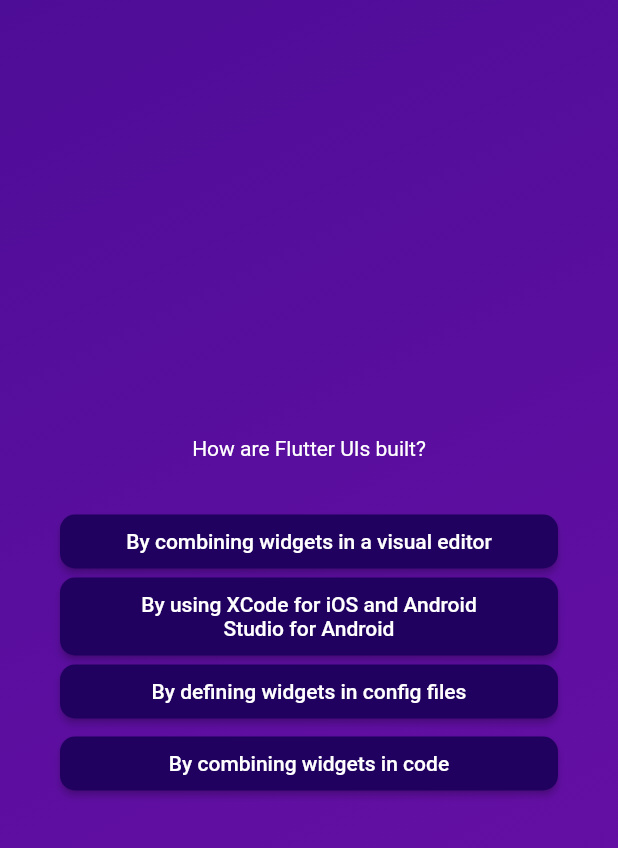
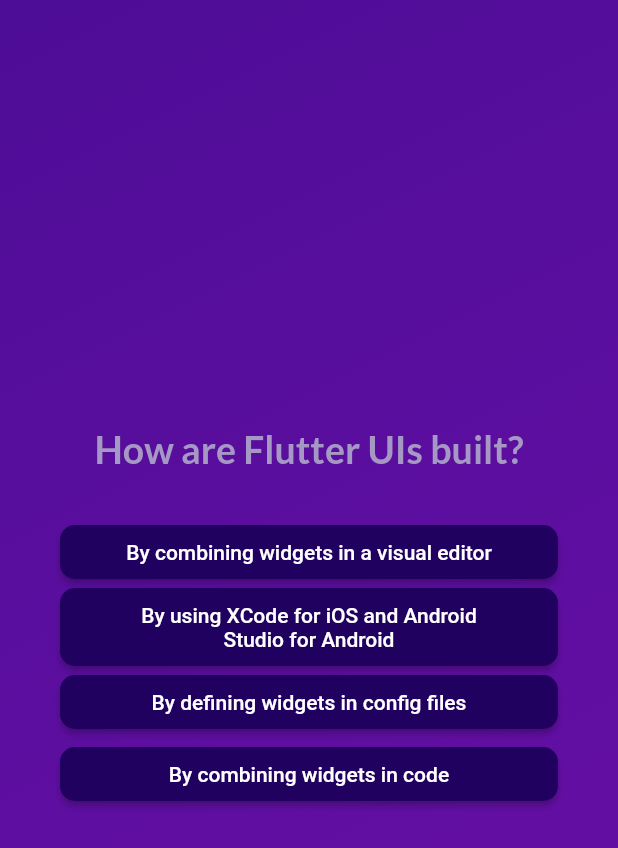
Before and after one commit to hamza5999/quiz-app, a Flutter app: the screen it shows after launch, after a tap on "Start Quiz", after a tap on "Components", on a phone screen of 412 x 824 dp. Shown: the top 848 px of the screen. Run offline on Flutter 3.47's test engine with Material 2 defaults, Android fonts, the phone set to English and light mode, and no system bars; our stand-ins replace google_fonts.

Commit message:
Use third party package - Custom google font

```diff
--- a/lib/questions_screen.dart
+++ b/lib/questions_screen.dart
@@ -1,4 +1,5 @@
 import 'package:flutter/material.dart';
+import 'package:google_fonts/google_fonts.dart';
 import 'package:quiz_app/answer_button.dart';
 import 'package:quiz_app/data/questions.dart';
 
@@ -14,7 +15,7 @@ class QuestionsScreen extends StatefulWidget {
 class _QuestionScreenState extends State<QuestionsScreen> {
   int currentQuestionIndex = 0;
 
-  void questionAnswered() {
+  void answerQuestion() {
     setState(() {
       currentQuestionIndex++;
     });
@@ -24,7 +25,7 @@ class _QuestionScreenState extends State<QuestionsScreen> {
   Widget build(BuildContext context) {
     final currentQuestion = questions[currentQuestionIndex];
 
-    // Cenetred using SizedBox and mainAxisAlignment property of Column widget
+    // Centered using SizedBox and mainAxisAlignment property of Column widget
     return SizedBox(
       width: double.infinity,
       child: Container(
@@ -35,14 +36,18 @@ class _QuestionScreenState extends State<QuestionsScreen> {
           children: [
             Text(
               currentQuestion.text,
-              style: const TextStyle(color: Colors.white),
+              // All properties of TextStyle will also be availale in GoogleFonts
+              style: GoogleFonts.lato(
+                color: const Color.fromARGB(255, 166, 152, 197),
+                fontSize: 25,
+                fontWeight: FontWeight.bold),
               textAlign: TextAlign.center,
             ),
             const SizedBox(
               height: 30,
             ),
             ...currentQuestion.getShuffledAnswers().map((answer) {
-              return AnswerButton(answerText: answer, onTap: questionAnswered);
+              return AnswerButton(answerText: answer, onTap: answerQuestion);
             }) // Spread operator (...) to unlist or spread the AnswerButton widget list item generated by map
           ],
         ),
--- a/lib/styled_text.dart
+++ b/lib/styled_text.dart
@@ -1,4 +1,5 @@
 import 'package:flutter/material.dart';
+import 'package:google_fonts/google_fonts.dart';
 
 class StyledText extends StatelessWidget {
   final String text;
@@ -9,8 +10,9 @@ class StyledText extends StatelessWidget {
   Widget build(BuildContext context) {
     return Text(
       text,
-      style: const TextStyle(
-        color: Color.fromARGB(255, 234, 219, 250),
+      // Used custom font named lato using GoogleFonts instead of TextStyle
+      style: GoogleFonts.lato(
+        color: const Color.fromARGB(255, 234, 219, 250),
         fontSize: 25,
       ),
     );
```
Also changed, not shown: 3 other files.
